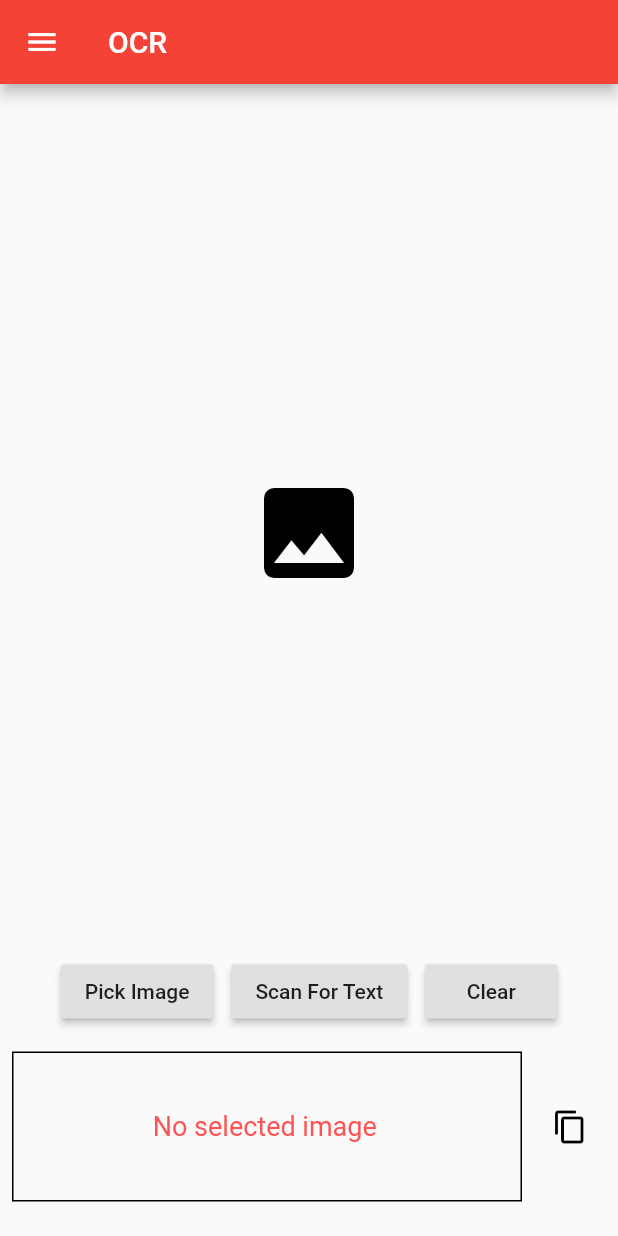
After one commit to Adib-Amine/flutter_app, a Flutter app: the OCRPage screen opened directly, after a tap on "Scan For Text", on a phone screen of 412 x 824 dp. The commit adds this screen. Run offline on Flutter 3.47's test engine with Material 2 defaults, Android fonts, the phone set to English and light mode, and no system bars; our stand-ins replace barcode_widget, image_cropper, image_picker; missing offline and left inert: clipboard, firebase_ml_vision, flutter_barcode_scanner; accounts and stored records are empty.

```diff
--- /dev/null
+++ b/lib/api/firebase_ml_api.dart
@@ -0,0 +1,37 @@
+import 'dart:io';
+import 'package:firebase_ml_vision/firebase_ml_vision.dart';
+
+class FirebaseMLApi {
+  static Future<String> recogniseText(File imageFile) async {
+    if (imageFile == null) {
+      return 'No selected image';
+    } else {
+      final visionImage = FirebaseVisionImage.fromFile(imageFile);
+      final textRecognizer = FirebaseVision.instance.textRecognizer();
+      try {
+        final visionText = await textRecognizer.processImage(visionImage);
+        await textRecognizer.close();
+
+        final text = extractText(visionText);
+        return text.isEmpty ? 'No text found in the image' : text;
+      } catch (error) {
+        return error.toString();
+      }
+    }
+  }
+
+  static extractText(VisionText visionText) {
+    String text = '';
+
+    for (TextBlock block in visionText.blocks) {
+      for (TextLine line in block.lines) {
+        for (TextElement word in line.elements) {
+          text = text + word.text + ' ';
+        }
+        text = text + '\n';
+      }
+    }
+
+    return text;
+  }
+}
--- /dev/null
+++ b/lib/pages/ocr.page.dart
@@ -0,0 +1,35 @@
+import 'dart:io';
+import 'package:firebase_ml_vision/firebase_ml_vision.dart';
+import 'package:flutter/material.dart';
+import 'package:git_app/pages/text_recognition.page.dart';
+import 'package:git_app/widgets/drawer.widget.dart';
+import "package:image_cropper/image_cropper.dart";
+import 'package:image_picker/image_picker.dart';
+
+class OCRPage extends StatefulWidget {
+  @override
+  _OCRState createState() => _OCRState();
+}
+class _OCRState extends State<OCRPage>{
+  @override
+  Widget build(BuildContext context) {
+    // TODO: implement build
+    return Scaffold(
+      drawer: MyDrawerWidget(),
+      appBar: AppBar(
+        title:Text("OCR"),
+      ),
+      body: Padding(
+        padding: const EdgeInsets.all(8),
+        child: Column(
+          children: [
+            const SizedBox(height: 25),
+            TextRecognitionWidget(),
+            const SizedBox(height: 15),
+          ],
+        ),
+      ),
+    );
+  }
+
+}
--- a/lib/pages/qrcode_scan.page.dart
+++ b/lib/pages/qrcode_scan.page.dart
@@ -56,7 +56,7 @@ class _QRScanPageState extends State<QRScanPage> {
                 ),
               ),
               onPressed:  () => scanQRCode(),
-          )
+          ),
         ],
       ),
     ),
--- /dev/null
+++ b/lib/pages/text_recognition.page.dart
@@ -0,0 +1,90 @@
+import 'dart:io';
+
+import 'package:clipboard/clipboard.dart';
+import 'package:git_app/api/firebase_ml_api.dart';
+import 'package:flutter/material.dart';
+import 'package:git_app/widgets/controls_widget.dart';
+import 'package:git_app/widgets/text_area_widget.dart';
+import 'package:image_picker/image_picker.dart';
+
+
+class TextRecognitionWidget extends StatefulWidget {
+  const TextRecognitionWidget({
+    Key key,
+  }) : super(key: key);
+
+  @override
+  _TextRecognitionWidgetState createState() => _TextRecognitionWidgetState();
+}
+
+class _TextRecognitionWidgetState extends State<TextRecognitionWidget> {
+  String text = '';
+  File image;
+
+  @override
+  Widget build(BuildContext context) => Expanded(
+        child: Column(
+          children: [
+            Expanded(child: buildImage()),
+            const SizedBox(height: 16),
+            ControlsWidget(
+              onClickedPickImage: pickImage,
+              onClickedScanText: scanText,
+              onClickedClear: clear,
+            ),
+            const SizedBox(height: 16),
+            TextAreaWidget(
+              text: text,
+              onClickedCopy: copyToClipboard,
+            ),
+          ],
+        ),
+      );
+
+  Widget buildImage() => Container(
+        child: image != null
+            ? Image.file(image)
+            : Icon(Icons.photo, size: 80, color: Colors.black),
+      );
+
+  Future pickImage() async {
+    final file = await ImagePicker().getImage(source: ImageSource.gallery);
+    setImage(File(file.path));
+  }
+
+  Future scanText() async {
+    showDialog(
+      builder: (context) => Center(
+        child: CircularProgressIndicator(),
+      ), context: context,
+    );
+
+    final text = await FirebaseMLApi.recogniseText(image);
+    setText(text);
+
+    Navigator.of(context).pop();
+  }
+
+  void clear() {
+    setImage(null);
+    setText('');
+  }
+
+  void copyToClipboard() {
+    if (text.trim() != '') {
+      FlutterClipboard.copy(text);
+    }
+  }
+
+  void setImage(File newImage) {
+    setState(() {
+      image = newImage;
+    });
+  }
+
+  void setText(String newText) {
+    setState(() {
+      text = newText;
+    });
+  }
+}
--- /dev/null
+++ b/lib/widgets/controls_widget.dart
@@ -0,0 +1,35 @@
+import 'package:flutter/material.dart';
+
+class ControlsWidget extends StatelessWidget {
+  final VoidCallback onClickedPickImage;
+  final VoidCallback onClickedScanText;
+  final VoidCallback onClickedClear;
+
+  const ControlsWidget({
+    @required this.onClickedPickImage,
+    @required this.onClickedScanText,
+    @required this.onClickedClear,
+    Key key,
+  }) : super(key: key);
+
+  @override
+  Widget build(BuildContext context) => Row(
+        mainAxisAlignment: MainAxisAlignment.center,
+        children: [
+          RaisedButton(
+            onPressed: onClickedPickImage,
+            child: Text('Pick Image'),
+          ),
+          const SizedBox(width: 12),
+          RaisedButton(
+            onPressed: onClickedScanText,
+            child: Text('Scan For Text'),
+          ),
+          const SizedBox(width: 12),
+          RaisedButton(
+            onPressed: onClickedClear,
+            child: Text('Clear'),
+          )
+        ],
+      );
+}
--- a/lib/widgets/drawer.widget.dart
+++ b/lib/widgets/drawer.widget.dart
@@ -2,7 +2,7 @@ import 'package:flutter/material.dart';
 import 'package:git_app/pages/home.page.dart';
 import 'package:git_app/pages/counter.page.dart';
 import 'package:git_app/pages/pixabay.page.dart';
-import 'package:git_app/pages/qcr.page.dart';
+import 'package:git_app/pages/ocr.page.dart';
 import 'package:git_app/pages/qrcode.page.dart';
 import 'package:git_app/pages/users.page.dart';
 import 'package:git_app/pages/weather.form.dart';
@@ -86,7 +86,7 @@ class MyDrawerWidget extends StatelessWidget {
                 trailing: Icon(Icons.arrow_right,color:Colors.red),
                 title: Text("OCR",style:TextStyle(fontSize: 18,color: Colors.red)),
                 onTap: (){
-                  Navigator.pushReplacement(context, MaterialPageRoute(builder: (context)=>  CameraPage()));
+                  Navigator.pushReplacement(context, MaterialPageRoute(builder: (context)=>  OCRPage()));
                 },
               ),
               Divider(
--- /dev/null
+++ b/lib/widgets/text_area_widget.dart
@@ -0,0 +1,36 @@
+import 'package:flutter/material.dart';
+
+class TextAreaWidget extends StatelessWidget {
+  final String text;
+  final VoidCallback onClickedCopy;
+
+  const TextAreaWidget({
+    @required this.text,
+    @required this.onClickedCopy,
+    Key key,
+  }) : super(key: key);
+
+  @override
+  Widget build(BuildContext context) => Row(
+        children: [
+          Expanded(
+            child: Container(
+              height: 100,
+              decoration: BoxDecoration(border: Border.all()),
+              padding: EdgeInsets.all(8),
+              alignment: Alignment.center,
+              child: SelectableText(
+                text.isEmpty ? 'Scan an Image to get text' : text,
+                textAlign: TextAlign.center,
+              ),
+            ),
+          ),
+          const SizedBox(width: 8),
+          IconButton(
+            icon: Icon(Icons.copy, color: Colors.black),
+            color: Colors.grey[200],
+            onPressed: onClickedCopy,
+          ),
+        ],
+      );
+}
```
Also changed, not shown: lib/pages/qcr.page.dart (deleted, +0 -130 lines), pubspec.yaml (+7 -2 lines), pubspec.lock (deleted), 2 other files.
